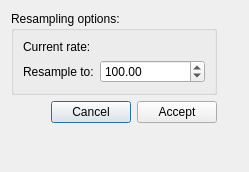
Before: the Qt Designer form designer_ui_files/resamplingDialog.ui in cibr-jyu/meggie, drawn with Qt 5.
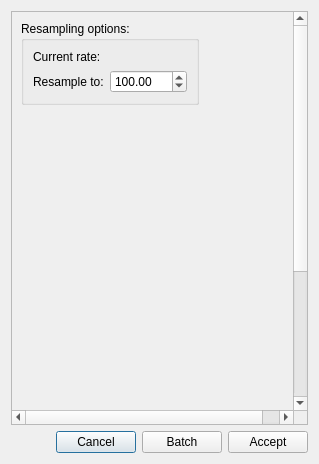
After: the same form once the commit is applied.

The edit to the form file:
```diff
--- a/designer_ui_files/resamplingDialog.ui
+++ b/designer_ui_files/resamplingDialog.ui
@@ -6,32 +6,78 @@
    <rect>
     <x>0</x>
     <y>0</y>
-    <width>249</width>
-    <height>172</height>
+    <width>319</width>
+    <height>464</height>
    </rect>
   </property>
   <property name="windowTitle">
    <string>Resampling</string>
   </property>
-  <layout class="QFormLayout" name="formLayout">
-   <item row="0" column="0">
     <layout class="QVBoxLayout" name="verticalLayout">
      <item>
-      <layout class="QGridLayout" name="gridLayout">
+    <widget class="QScrollArea" name="scrollArea">
+     <property name="minimumSize">
+      <size>
+       <width>0</width>
+       <height>0</height>
+      </size>
+     </property>
+     <property name="verticalScrollBarPolicy">
+      <enum>Qt::ScrollBarAsNeeded</enum>
+     </property>
+     <property name="horizontalScrollBarPolicy">
+      <enum>Qt::ScrollBarAsNeeded</enum>
+     </property>
+     <property name="sizeAdjustPolicy">
+      <enum>QAbstractScrollArea::AdjustToContents</enum>
+     </property>
+     <property name="widgetResizable">
+      <bool>true</bool>
+     </property>
+     <widget class="QWidget" name="scrollAreaWidgetContents">
+      <property name="geometry">
+       <rect>
+        <x>0</x>
+        <y>0</y>
+        <width>300</width>
+        <height>600</height>
+       </rect>
+      </property>
+      <property name="minimumSize">
+       <size>
+        <width>300</width>
+        <height>600</height>
+       </size>
+      </property>
+      <layout class="QFormLayout" name="formLayout_2">
        <item row="0" column="0">
         <widget class="QGroupBox" name="groupBoxResample">
          <property name="title">
           <string>Resampling options:</string>
          </property>
-         <layout class="QFormLayout" name="formLayout_2">
-          <item row="2" column="0">
+         <layout class="QFormLayout" name="formLayout">
+          <item row="0" column="0">
+           <widget class="QLabel" name="labelCurrentRateHeading">
+            <property name="text">
+             <string>Current rate:</string>
+            </property>
+           </widget>
+          </item>
+          <item row="0" column="1">
+           <widget class="QLabel" name="labelCurrentRateValue">
+            <property name="text">
+             <string/>
+            </property>
+           </widget>
+          </item>
+          <item row="1" column="0">
            <widget class="QLabel" name="labelNewRateHeading">
             <property name="text">
              <string>Resample to:</string>
             </property>
            </widget>
           </item>
-          <item row="2" column="1">
+          <item row="1" column="1">
            <widget class="QDoubleSpinBox" name="doubleSpinBoxNewRate">
             <property name="maximum">
              <double>10000.000000000000000</double>
@@ -41,24 +87,22 @@
             </property>
            </widget>
           </item>
+         </layout>
+        </widget>
+       </item>
           <item row="1" column="0">
-           <widget class="QLabel" name="labelCurrentRateHeading">
-            <property name="text">
-             <string>Current rate:</string>
+        <widget class="QWidget" name="widgetBatchContainer" native="true">
+         <property name="minimumSize">
+          <size>
+           <width>0</width>
+           <height>0</height>
+          </size>
             </property>
            </widget>
           </item>
-          <item row="1" column="1">
-           <widget class="QLabel" name="labelCurrentRateValue">
-            <property name="text">
-             <string/>
-            </property>
-           </widget>
-          </item>
-         </layout>
-        </widget>
-       </item>
-      </layout>
+      </layout>
+     </widget>
+    </widget>
      </item>
      <item>
       <layout class="QHBoxLayout" name="horizontalLayout">
@@ -83,7 +127,14 @@
         </widget>
        </item>
        <item>
-        <widget class="QPushButton" name="pushButtonAccept">
+      <widget class="QPushButton" name="pushButtonComputeBatch">
+       <property name="text">
+        <string>Batch</string>
+       </property>
+      </widget>
+     </item>
+     <item>
+      <widget class="QPushButton" name="pushButtonCompute">
          <property name="text">
           <string>Accept</string>
          </property>
@@ -92,8 +143,6 @@
       </layout>
      </item>
     </layout>
-   </item>
-  </layout>
  </widget>
  <resources/>
  <connections>
```
Left out of the diff: 29 changed lines with no effect on the pictures. Lines whose indentation alone changed are shown as unchanged.
